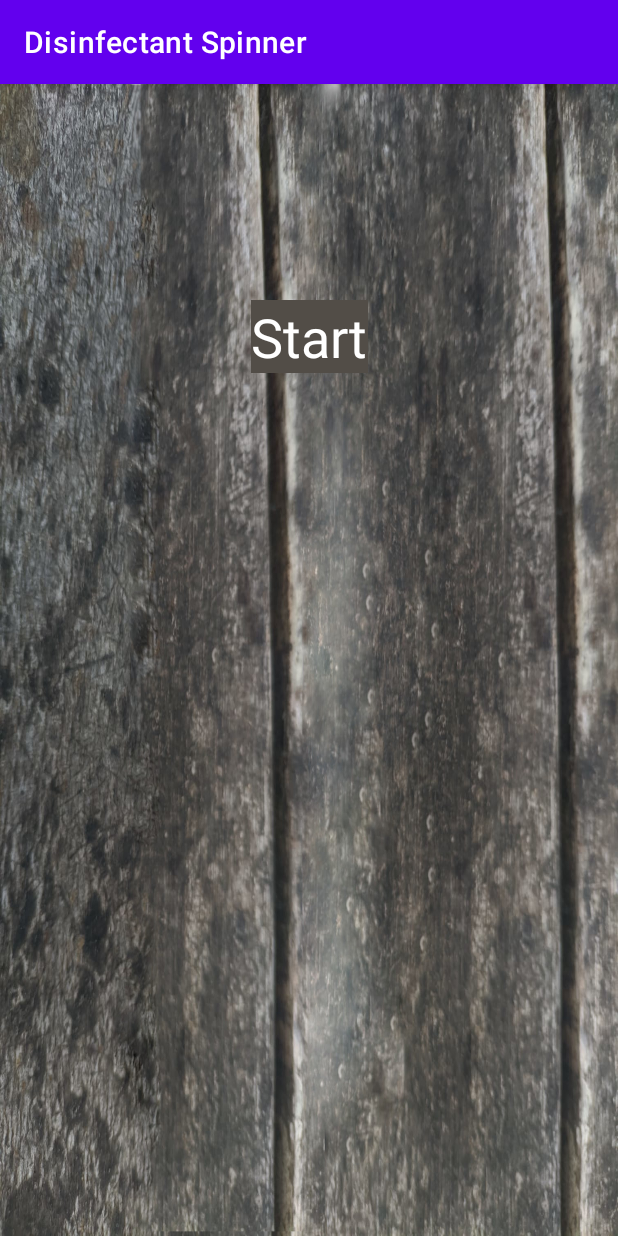
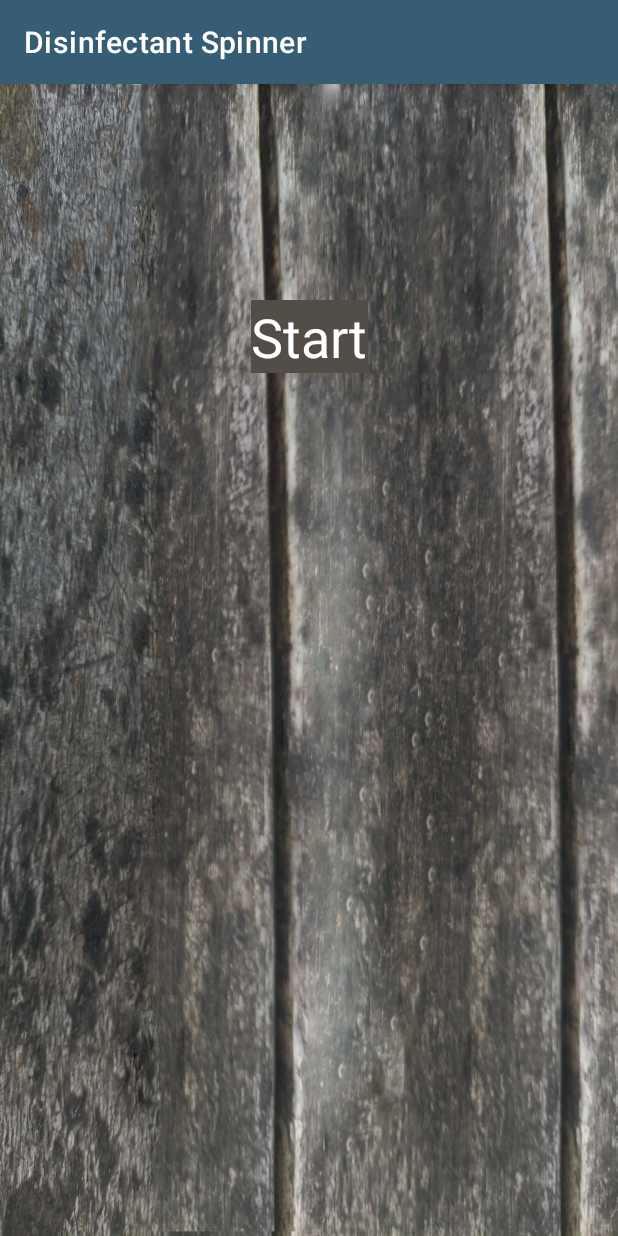
Before and after one commit to teohan-eksi/Disinfectant-Spinner, an Android app: the screen it shows after launch (MainActivity), on a phone screen of 412 x 824 dp. Run offline under Robolectric (Android 15) with nearby library versions, the phone set to English and light mode, and no system bars.

Commit message:
changed color palatte.

```diff
--- a/app/src/main/res/values/colors.xml
+++ b/app/src/main/res/values/colors.xml
@@ -1,8 +1,10 @@
 <?xml version="1.0" encoding="utf-8"?>
 <resources>
     <color name="purple_200">#FFBB86FC</color>
-    <color name="purple_500">#FF6200EE</color>
-    <color name="purple_700">#FF3700B3</color>
+
+    <color name="lighter_color">#375D74</color>
+    <color name="a_bit_darker_color">#1F3C4E</color>
+
     <color name="teal_200">#FF03DAC5</color>
     <color name="teal_700">#FF018786</color>
     <color name="black">#FF000000</color>
--- a/app/src/main/res/values/themes.xml
+++ b/app/src/main/res/values/themes.xml
@@ -2,8 +2,8 @@
     <!-- Base application theme. -->
     <style name="Theme.DisinfectantSpinner" parent="Theme.MaterialComponents.DayNight.DarkActionBar">
         <!-- Primary brand color. -->
-        <item name="colorPrimary">@color/purple_500</item>
-        <item name="colorPrimaryVariant">@color/purple_700</item>
+        <item name="colorPrimary">@color/lighter_color</item>
+        <item name="colorPrimaryVariant">@color/a_bit_darker_color</item>
         <item name="colorOnPrimary">@color/white</item>
         <!-- Secondary brand color. -->
         <item name="colorSecondary">@color/teal_200</item>
```
